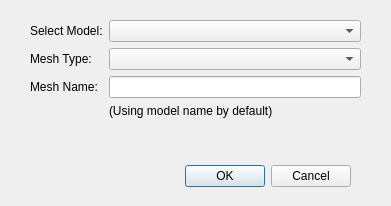
First picture: the form in Code/Source/Plugins/org.sv.gui.qt.meshing/src/internal/svMeshCreate.ui, repository SimVascular/SimVascular, before the edit.
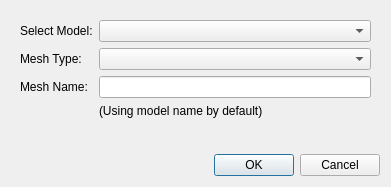
Second picture: the form after the edit.

Commit message: use qt layout for all gui to avoid small size in Windows

What changed in the file:
```diff
--- a/Code/Source/Plugins/org.sv.gui.qt.meshing/src/internal/svMeshCreate.ui
+++ b/Code/Source/Plugins/org.sv.gui.qt.meshing/src/internal/svMeshCreate.ui
@@ -10,37 +10,15 @@
     <x>0</x>
     <y>0</y>
     <width>391</width>
-    <height>206</height>
+    <height>187</height>
    </rect>
   </property>
   <property name="windowTitle">
    <string>Create Mesh</string>
   </property>
-  <widget class="QDialogButtonBox" name="buttonBox">
-   <property name="geometry">
-    <rect>
-     <x>10</x>
-     <y>160</y>
-     <width>341</width>
-     <height>32</height>
-    </rect>
-   </property>
-   <property name="orientation">
-    <enum>Qt::Horizontal</enum>
-   </property>
-   <property name="standardButtons">
-    <set>QDialogButtonBox::Cancel|QDialogButtonBox::Ok</set>
-   </property>
-  </widget>
+  <layout class="QVBoxLayout" name="verticalLayout">
+   <item>
   <widget class="QWidget" name="widget" native="true">
-   <property name="geometry">
-    <rect>
-     <x>30</x>
-     <y>20</y>
-     <width>331</width>
-     <height>131</height>
-    </rect>
-   </property>
    <layout class="QFormLayout" name="formLayout">
     <item row="0" column="0">
      <widget class="QLabel" name="label">
@@ -85,6 +63,18 @@
     </item>
    </layout>
   </widget>
+   </item>
+   <item>
+    <widget class="QDialogButtonBox" name="buttonBox">
+     <property name="orientation">
+      <enum>Qt::Horizontal</enum>
+     </property>
+     <property name="standardButtons">
+      <set>QDialogButtonBox::Cancel|QDialogButtonBox::Ok</set>
+     </property>
+    </widget>
+   </item>
+  </layout>
  </widget>
  <resources/>
  <connections/>
```
Lines whose indentation alone changed are shown as unchanged. The commit also changes 8 other files.
